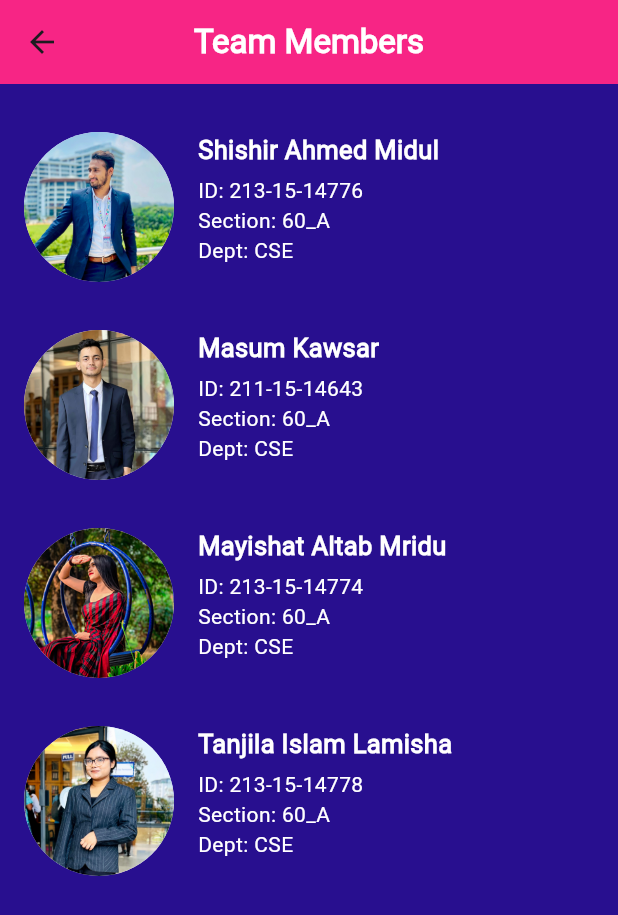
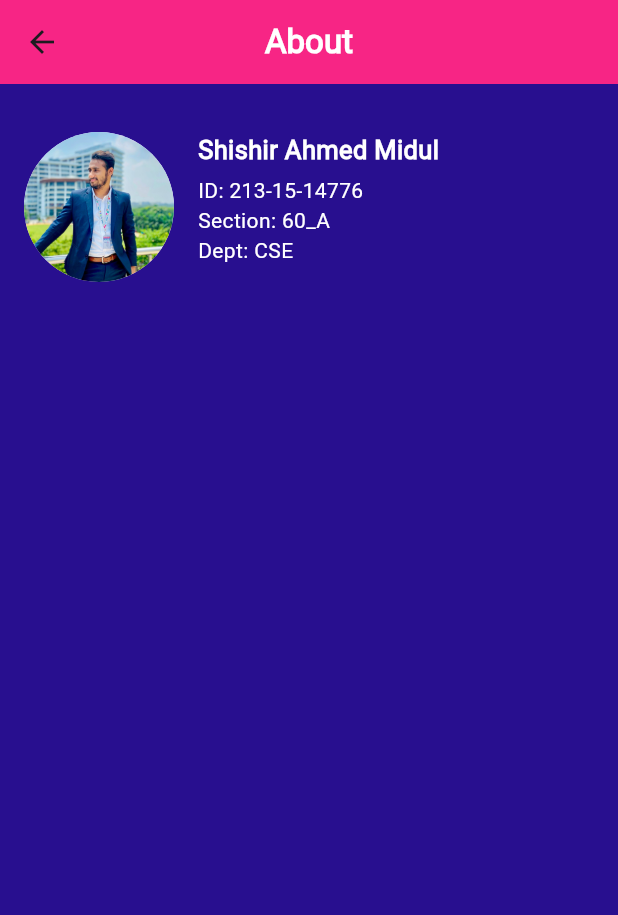
Before and after one commit to shishirahm3d/currency_converter, a Flutter app: the AboutUsScreen screen opened directly, on a phone screen of 412 x 824 dp. Shown: the top 915 px of the screen. Run offline on Flutter 3.47's test engine with Material 3 defaults, Android fonts, the phone set to English and light mode, and no system bars; network calls fail.

```diff
--- a/lib/view/about_us.dart
+++ b/lib/view/about_us.dart
@@ -9,7 +9,7 @@ class AboutUsScreen extends StatelessWidget {
     return Scaffold(
       appBar: AppBar(
         title: Text(
-          'Team Members',
+          'About',
           style: TextStyle(fontWeight: FontWeight.bold, color: Colors.white),
         ),
         centerTitle: true,
@@ -24,28 +24,7 @@ class AboutUsScreen extends StatelessWidget {
             id: '213-15-14776',
             section: '60_A',
             dept: 'CSE',
-            imageUrl: 'assets/images/shishir.png', // Image from local assets
-          ),
-          _buildTeamMember(
-            name: 'Masum Kawsar',
-            id: '211-15-14643',
-            section: '60_A',
-            dept: 'CSE',
-            imageUrl: 'assets/images/pavel.png', // Image from local assets
-          ),
-          _buildTeamMember(
-            name: 'Mayishat Altab Mridu',
-            id: '213-15-14774',
-            section: '60_A',
-            dept: 'CSE',
-            imageUrl: 'assets/images/mayishat.png', // Image from local assets
-          ),
-          _buildTeamMember(
-            name: 'Tanjila Islam Lamisha',
-            id: '213-15-14778',
-            section: '60_A',
-            dept: 'CSE',
-            imageUrl: 'assets/images/lamisha.png', // Image from local assets
+            imageUrl: 'assets/images/shishir.png',
           ),
         ],
       ),
```
Also changed, not shown: assets/images/lamisha.png (deleted), assets/images/mayishat.png (deleted), assets/images/pavel.png (deleted).
